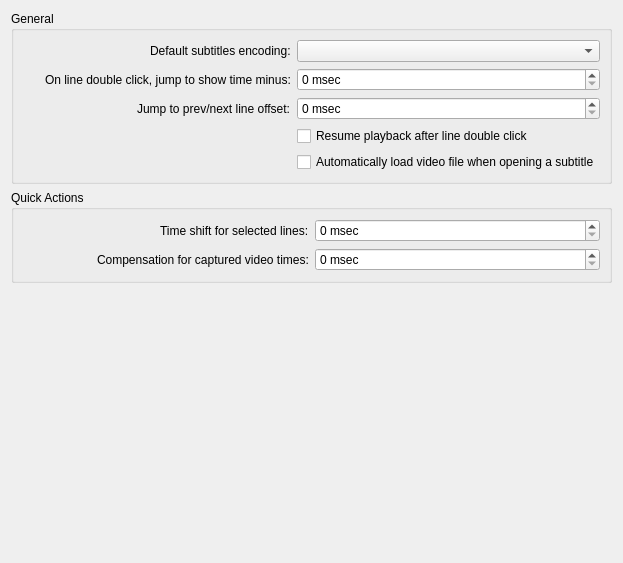
Above: src/configs/generalconfigwidget.ui from maxrd2/SubtitleComposer before the change. Below: the same form after it.
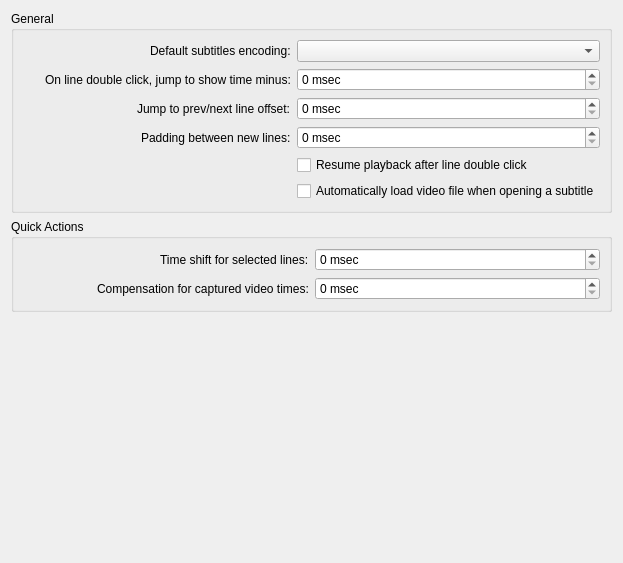
That is the form after the change.

Commit message: Fix "Insert Line" on waveform adding at the wrong index, add NewLinePadding option, add MMB to scroll through waveform

What changed in the file:
```diff
--- a/src/configs/generalconfigwidget.ui
+++ b/src/configs/generalconfigwidget.ui
@@ -44,14 +44,14 @@
         </property>
        </widget>
       </item>
-      <item row="3" column="1">
+      <item row="4" column="1">
        <widget class="QCheckBox" name="kcfg_UnpauseOnDoubleClick">
         <property name="text">
          <string>Resume playback after line double click</string>
         </property>
        </widget>
       </item>
-      <item row="4" column="1">
+      <item row="5" column="1">
        <widget class="QCheckBox" name="kcfg_AutomaticVideoLoad">
         <property name="text">
          <string>Automatically load video file when opening a subtitle</string>
@@ -75,6 +75,23 @@
         </property>
        </widget>
       </item>
+      <item row="3" column="0" alignment="Qt::AlignRight">
+       <widget class="QLabel" name="label_2">
+        <property name="text">
+         <string>Padding between new lines:</string>
+        </property>
+       </widget>
+      </item>
+      <item row="3" column="1">
+       <widget class="QSpinBox" name="kcfg_NewLinePadding">
+        <property name="suffix">
+         <string> msec</string>
+        </property>
+        <property name="maximum">
+         <number>10000</number>
+        </property>
+       </widget>
+      </item>
      </layout>
     </widget>
    </item>
```
The commit also changes 4 other files.
